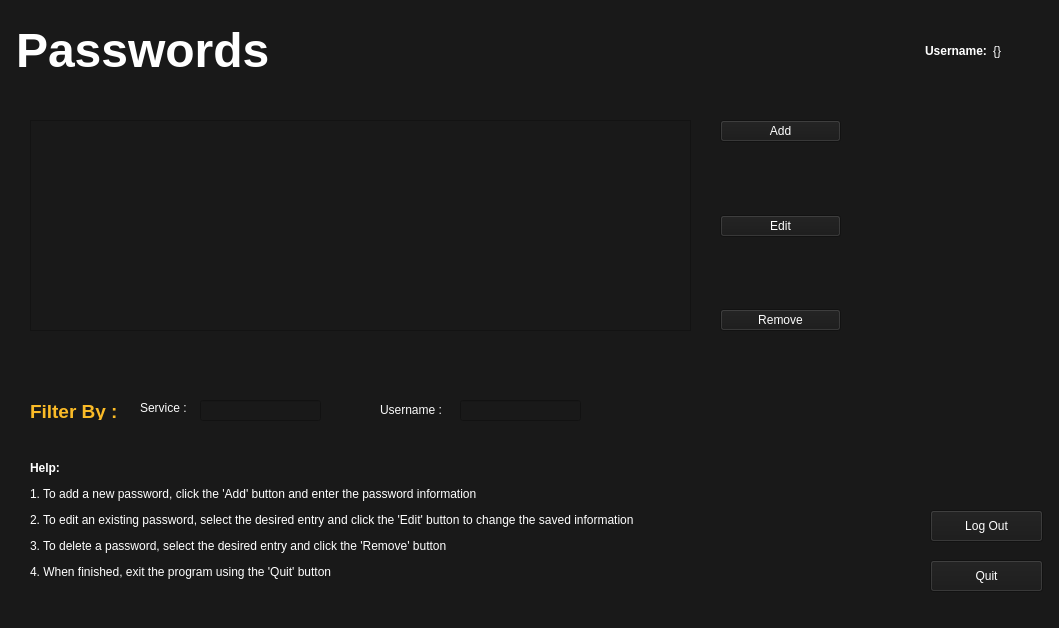
This is gui/ui_files/common.ui in joe-boudreau/encrypte as Qt 5 draws it before an edit. The edited form follows.
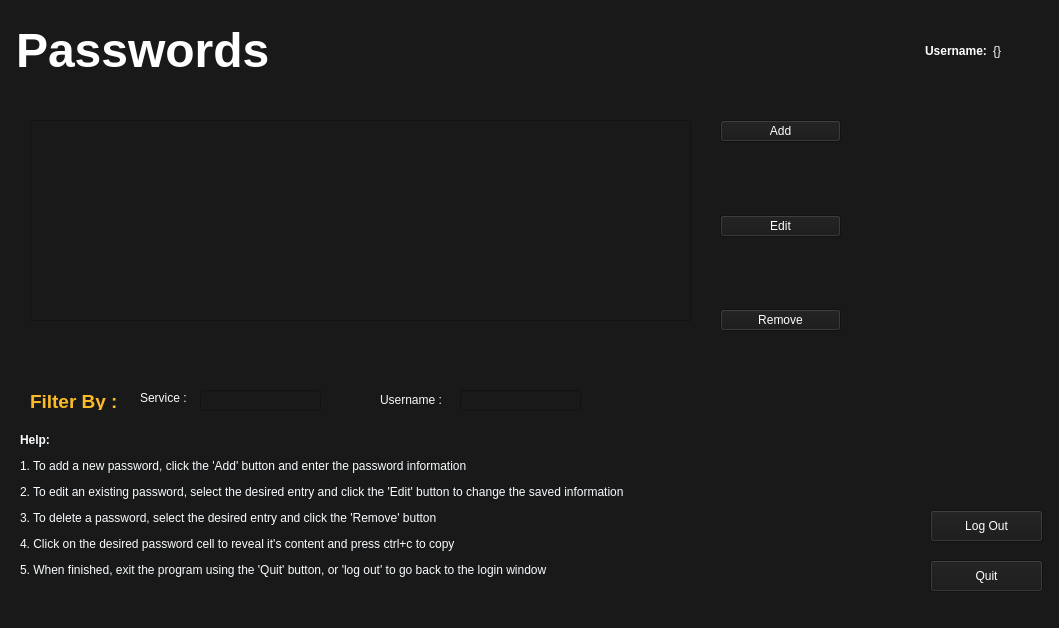
This is the edited form. Icons and pictures are not drawn.

Commit message: I add a warning to quit or log out of the application

The edit to the form file:
```diff
--- a/gui/ui_files/common.ui
+++ b/gui/ui_files/common.ui
@@ -168,7 +168,7 @@
       <x>30</x>
       <y>120</y>
       <width>661</width>
-      <height>211</height>
+      <height>201</height>
      </rect>
     </property>
     <property name="sizePolicy">
@@ -550,10 +550,10 @@
    <widget class="QLabel" name="label_2">
     <property name="geometry">
      <rect>
-      <x>30</x>
-      <y>450</y>
-      <width>771</width>
-      <height>141</height>
+      <x>20</x>
+      <y>420</y>
+      <width>781</width>
+      <height>171</height>
      </rect>
     </property>
     <property name="palette">
@@ -675,14 +675,14 @@
      </palette>
     </property>
     <property name="text">
-     <string>&lt;html&gt;&lt;head/&gt;&lt;body&gt;&lt;p&gt;&lt;span style=&quot; font-weight:600; color:#ffffff;&quot;&gt;Help:&lt;/span&gt;&lt;/p&gt;&lt;p&gt;&lt;span style=&quot; color:#ffffff;&quot;&gt;1. To add a new password, click the 'Add' button and enter the password information&lt;/span&gt;&lt;/p&gt;&lt;p&gt;&lt;span style=&quot; color:#ffffff;&quot;&gt;2. To edit an existing password, select the desired entry and click the 'Edit' button to change the saved information&lt;/span&gt;&lt;/p&gt;&lt;p&gt;&lt;span style=&quot; color:#ffffff;&quot;&gt;3. To delete a password, select the desired entry and click the 'Remove' button&lt;/span&gt;&lt;/p&gt;&lt;p&gt;&lt;span style=&quot; color:#ffffff;&quot;&gt;4. When finished, exit the program using the 'Quit' button&lt;/span&gt;&lt;/p&gt;&lt;/body&gt;&lt;/html&gt;</string>
+     <string>&lt;html&gt;&lt;head/&gt;&lt;body&gt;&lt;p&gt;&lt;span style=&quot; font-weight:600; color:#f7fcff;&quot;&gt;Help:&lt;/span&gt;&lt;/p&gt;&lt;p&gt;&lt;span style=&quot; color:#f7fcff;&quot;&gt;1. To add a new password, click the 'Add' button and enter the password information&lt;/span&gt;&lt;/p&gt;&lt;p&gt;&lt;span style=&quot; color:#f7fcff;&quot;&gt;2. To edit an existing password, select the desired entry and click the 'Edit' button to change the saved information&lt;/span&gt;&lt;/p&gt;&lt;p&gt;&lt;span style=&quot; color:#f7fcff;&quot;&gt;3. To delete a password, select the desired entry and click the 'Remove' button&lt;/span&gt;&lt;/p&gt;&lt;p&gt;&lt;span style=&quot; color:#f7fcff;&quot;&gt;4. Click on the desired password cell to reveal it's content and press ctrl+c to copy&lt;/span&gt;&lt;/p&gt;&lt;p&gt;&lt;span style=&quot; color:#f7fcff;&quot;&gt;5. When finished, exit the program using the 'Quit' button, or 'log out' to go back to the login window&lt;/span&gt;&lt;/p&gt;&lt;/body&gt;&lt;/html&gt;</string>
     </property>
    </widget>
    <widget class="QLabel" name="result_msg">
     <property name="geometry">
      <rect>
       <x>30</x>
-      <y>350</y>
+      <y>340</y>
       <width>661</width>
       <height>39</height>
      </rect>
@@ -1268,7 +1268,7 @@
     <property name="geometry">
      <rect>
       <x>200</x>
-      <y>400</y>
+      <y>390</y>
       <width>121</width>
       <height>21</height>
      </rect>
@@ -1399,7 +1399,7 @@
     <property name="geometry">
      <rect>
       <x>140</x>
-      <y>400</y>
+      <y>390</y>
       <width>60</width>
       <height>16</height>
      </rect>
@@ -1530,7 +1530,7 @@
     <property name="geometry">
      <rect>
       <x>460</x>
-      <y>400</y>
+      <y>390</y>
       <width>121</width>
       <height>21</height>
      </rect>
@@ -1661,7 +1661,7 @@
     <property name="geometry">
      <rect>
       <x>380</x>
-      <y>400</y>
+      <y>390</y>
       <width>71</width>
       <height>20</height>
      </rect>
@@ -1792,7 +1792,7 @@
     <property name="geometry">
      <rect>
       <x>30</x>
-      <y>400</y>
+      <y>390</y>
       <width>91</width>
       <height>20</height>
      </rect>
```
Left out of the diff: 20 changed lines with no effect on the pictures. The commit also changes 2 other files.
